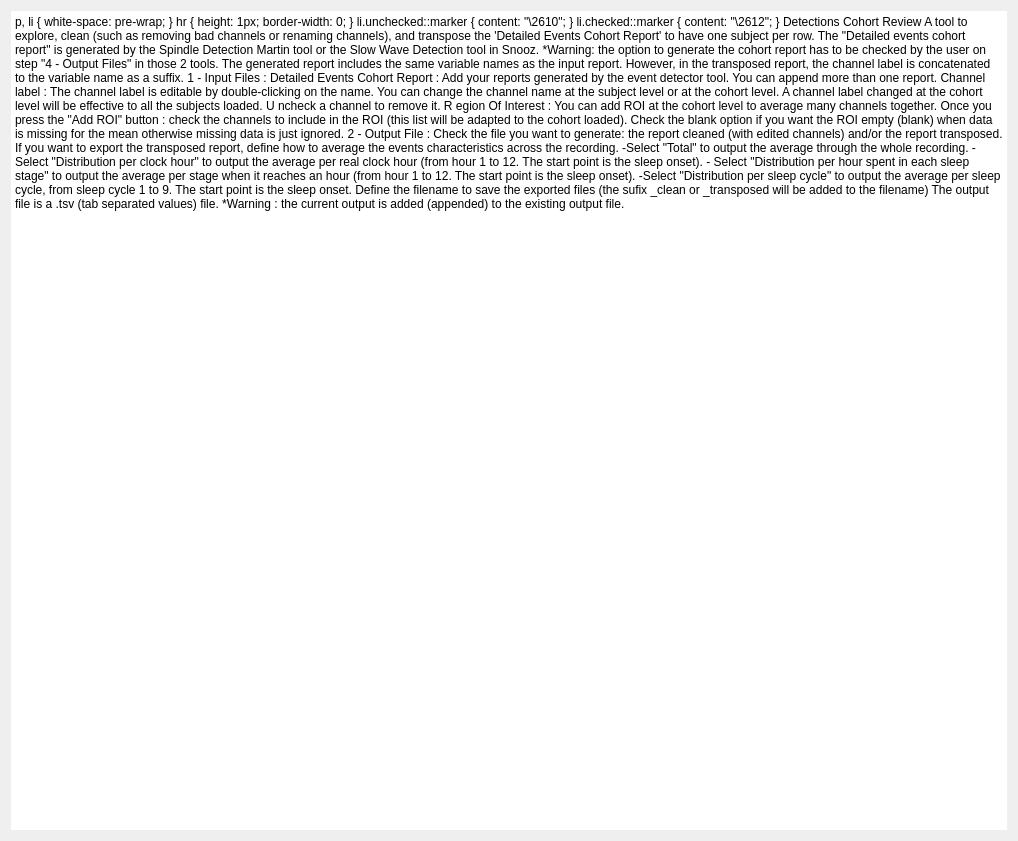
First picture: the form in tools/CEAMSTools/DetectionsCohortReview/IntroStep/Ui_IntroStep.ui, repository SnoozToolbox/snooz-package-ceams, before the edit.
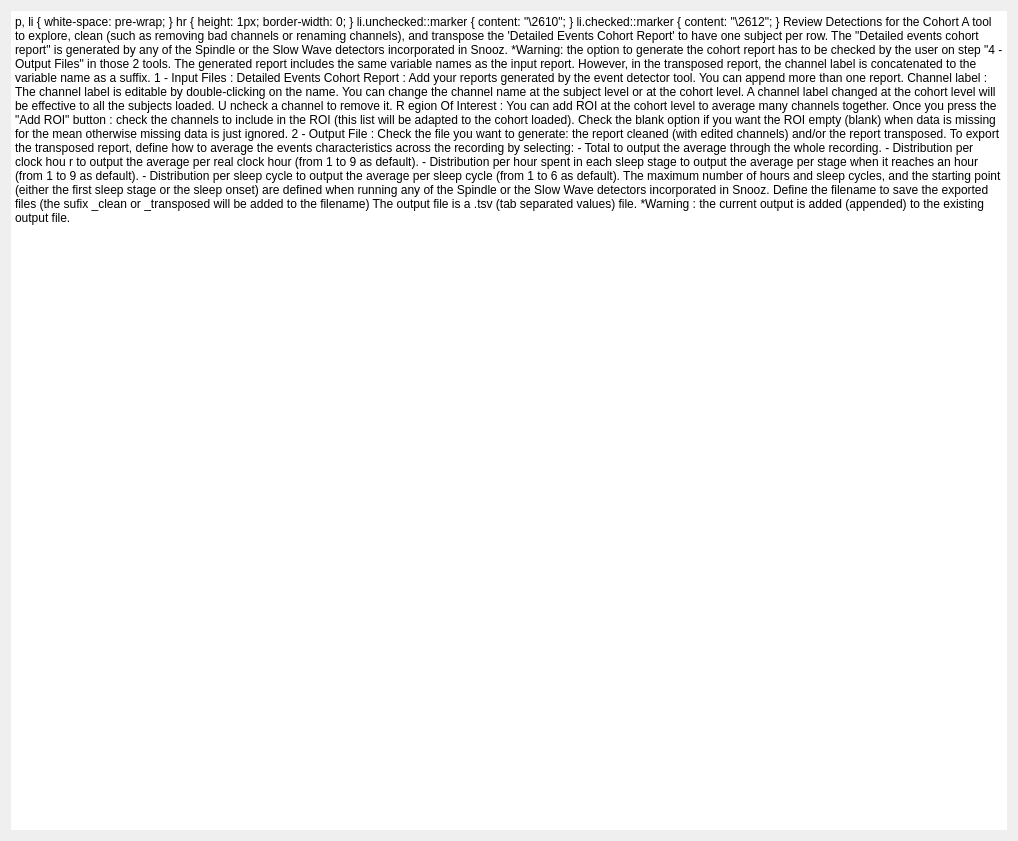
Second picture: the form after the edit.

```diff
--- a/tools/CEAMSTools/DetectionsCohortReview/IntroStep/Ui_IntroStep.ui
+++ b/tools/CEAMSTools/DetectionsCohortReview/IntroStep/Ui_IntroStep.ui
@@ -40,39 +40,44 @@
 li.checked::marker { content: &quot;\2612&quot;; }
 &lt;/style&gt;&lt;/head&gt;&lt;body style=&quot; font-family:'Roboto'; font-size:12pt; font-weight:400; font-style:normal;&quot;&gt;
 &lt;p style=&quot;-qt-paragraph-type:empty; margin-top:0px; margin-bottom:0px; margin-left:0px; margin-right:0px; -qt-block-indent:0; text-indent:0px;&quot;&gt;&lt;br /&gt;&lt;/p&gt;
-&lt;p style=&quot; margin-top:0px; margin-bottom:0px; margin-left:0px; margin-right:0px; -qt-block-indent:0; text-indent:0px;&quot;&gt;&lt;span style=&quot; font-weight:600;&quot;&gt;Detections Cohort Review&lt;/span&gt;&lt;/p&gt;
+&lt;p style=&quot; margin-top:0px; margin-bottom:0px; margin-left:0px; margin-right:0px; -qt-block-indent:0; text-indent:0px;&quot;&gt;&lt;span style=&quot; font-weight:600;&quot;&gt;Review Detections for the Cohort &lt;/span&gt;&lt;/p&gt;
 &lt;p style=&quot;-qt-paragraph-type:empty; margin-top:0px; margin-bottom:0px; margin-left:0px; margin-right:0px; -qt-block-indent:0; text-indent:0px; font-weight:600;&quot;&gt;&lt;br /&gt;&lt;/p&gt;
 &lt;p style=&quot; margin-top:0px; margin-bottom:0px; margin-left:0px; margin-right:0px; -qt-block-indent:0; text-indent:0px;&quot;&gt;A tool to explore, clean (such as removing bad channels or renaming channels), and transpose the 'Detailed Events Cohort Report' to have one subject per row.&lt;/p&gt;
 &lt;p style=&quot;-qt-paragraph-type:empty; margin-top:0px; margin-bottom:0px; margin-left:0px; margin-right:0px; -qt-block-indent:0; text-indent:0px;&quot;&gt;&lt;br /&gt;&lt;/p&gt;
-&lt;p style=&quot; margin-top:0px; margin-bottom:0px; margin-left:0px; margin-right:0px; -qt-block-indent:0; text-indent:0px;&quot;&gt;The &amp;quot;Detailed events cohort report&amp;quot; is generated by the Spindle Detection Martin tool or the Slow Wave Detection tool in Snooz.&lt;/p&gt;
+&lt;p style=&quot; margin-top:0px; margin-bottom:0px; margin-left:0px; margin-right:0px; -qt-block-indent:0; text-indent:0px;&quot;&gt;The &amp;quot;Detailed events cohort report&amp;quot; is generated by any of the Spindle or the Slow Wave detectors incorporated in Snooz.&lt;/p&gt;
 &lt;p style=&quot; margin-top:0px; margin-bottom:0px; margin-left:0px; margin-right:0px; -qt-block-indent:0; text-indent:0px;&quot;&gt;*Warning: the option to generate the cohort report has to be checked by the user on step &amp;quot;4 - Output Files&amp;quot; in those 2 tools.&lt;/p&gt;
 &lt;p style=&quot;-qt-paragraph-type:empty; margin-top:0px; margin-bottom:0px; margin-left:0px; margin-right:0px; -qt-block-indent:0; text-indent:0px;&quot;&gt;&lt;br /&gt;&lt;/p&gt;
 &lt;p style=&quot; margin-top:0px; margin-bottom:0px; margin-left:0px; margin-right:0px; -qt-block-indent:0; text-indent:0px;&quot;&gt;The generated report includes the same variable names as the input report. However, in the transposed report, the channel label is concatenated to the variable name as a suffix.&lt;/p&gt;
 &lt;p style=&quot;-qt-paragraph-type:empty; margin-top:0px; margin-bottom:0px; margin-left:0px; margin-right:0px; -qt-block-indent:0; text-indent:0px;&quot;&gt;&lt;br /&gt;&lt;/p&gt;
 &lt;p style=&quot; margin-top:0px; margin-bottom:0px; margin-left:0px; margin-right:0px; -qt-block-indent:0; text-indent:0px;&quot;&gt;&lt;span style=&quot; text-decoration: underline;&quot;&gt;1 - Input Files :&lt;/span&gt;&lt;/p&gt;
-&lt;p style=&quot; margin-top:0px; margin-bottom:0px; margin-left:0px; margin-right:0px; -qt-block-indent:0; text-indent:0px;&quot;&gt;Detailed Events Cohort Report : &lt;/p&gt;
-&lt;p style=&quot; margin-top:0px; margin-bottom:0px; margin-left:0px; margin-right:0px; -qt-block-indent:0; text-indent:0px;&quot;&gt;	Add your reports generated by the event detector tool.&lt;/p&gt;
-&lt;p style=&quot; margin-top:0px; margin-bottom:0px; margin-left:0px; margin-right:0px; -qt-block-indent:0; text-indent:0px;&quot;&gt;	You can append more than one report. &lt;/p&gt;
-&lt;p style=&quot; margin-top:0px; margin-bottom:0px; margin-left:0px; margin-right:0px; -qt-block-indent:0; text-indent:0px;&quot;&gt;Channel label : &lt;/p&gt;
-&lt;p style=&quot; margin-top:0px; margin-bottom:0px; margin-left:0px; margin-right:0px; -qt-block-indent:0; text-indent:0px;&quot;&gt;&lt;a name=&quot;docs-internal-guid-063424ec-7fff-f025-1e92-4c2d89e8c6df&quot;&gt;&lt;/a&gt;&lt;span style=&quot; font-family:'Arial'; color:#000000; background-color:transparent;&quot;&gt;	&lt;/span&gt;&lt;span style=&quot; font-family:'Arial'; color:#000000; background-color:transparent;&quot;&gt;The channel label is editable by double-clicking on the name.&lt;/span&gt;&lt;/p&gt;
-&lt;p style=&quot; margin-top:0px; margin-bottom:0px; margin-left:0px; margin-right:0px; -qt-block-indent:0; text-indent:0px;&quot;&gt;&lt;span style=&quot; font-family:'Arial'; color:#000000; background-color:transparent;&quot;&gt;	You can change the channel name at the subject level or at the cohort level.&lt;/span&gt;&lt;/p&gt;
-&lt;p style=&quot; margin-top:0px; margin-bottom:0px; margin-left:0px; margin-right:0px; -qt-block-indent:0; text-indent:0px; line-height:138%;&quot;&gt;&lt;span style=&quot; font-family:'Arial'; color:#000000; background-color:transparent;&quot;&gt;	A channel label changed at the cohort level will be effective to all the subjects loaded.&lt;br /&gt;	&lt;/span&gt;&lt;a name=&quot;docs-internal-guid-f4d620f5-7fff-c293-f18e-2502f4c333fa&quot;&gt;&lt;/a&gt;&lt;span style=&quot; font-family:'Arial'; color:#000000; background-color:transparent;&quot;&gt;U&lt;/span&gt;&lt;span style=&quot; font-family:'Arial'; color:#000000; background-color:transparent;&quot;&gt;ncheck a channel to remove it.&lt;/span&gt;&lt;/p&gt;
-&lt;p style=&quot; margin-top:0px; margin-bottom:0px; margin-left:0px; margin-right:0px; -qt-block-indent:0; text-indent:0px; line-height:138%;&quot;&gt;&lt;a name=&quot;docs-internal-guid-dddb6927-7fff-085b-95eb-f8ee0decd42b&quot;&gt;&lt;/a&gt;&lt;span style=&quot; font-family:'Arial'; color:#000000; background-color:transparent;&quot;&gt;R&lt;/span&gt;&lt;span style=&quot; font-family:'Arial'; color:#000000; background-color:transparent;&quot;&gt;egion Of Interest : &lt;/span&gt;&lt;/p&gt;
-&lt;p style=&quot; margin-top:0px; margin-bottom:0px; margin-left:0px; margin-right:0px; -qt-block-indent:0; text-indent:0px; line-height:138%;&quot;&gt;&lt;span style=&quot; font-family:'Arial'; color:#000000; background-color:transparent;&quot;&gt;	You can add ROI at the cohort level to average many channels together.&lt;/span&gt;&lt;/p&gt;
-&lt;p style=&quot; margin-top:0px; margin-bottom:0px; margin-left:0px; margin-right:0px; -qt-block-indent:0; text-indent:0px; line-height:138%;&quot;&gt;&lt;span style=&quot; font-family:'Arial'; color:#000000; background-color:transparent;&quot;&gt;	Once you press the &amp;quot;Add ROI&amp;quot; button : check the channels to include in the ROI (this list will be adapted to the cohort loaded).&lt;/span&gt;&lt;/p&gt;
-&lt;p style=&quot; margin-top:0px; margin-bottom:0px; margin-left:0px; margin-right:0px; -qt-block-indent:0; text-indent:0px; line-height:138%;&quot;&gt;&lt;a name=&quot;docs-internal-guid-845123fe-7fff-4892-4560-2e53be980bae&quot;&gt;&lt;/a&gt;&lt;span style=&quot; font-family:'Arial'; color:#000000; background-color:transparent;&quot;&gt;	&lt;/span&gt;&lt;span style=&quot; font-family:'Arial'; color:#000000; background-color:transparent;&quot;&gt;Check the blank option if you want the ROI empty (blank) when data is missing for the mean otherwise missing data is just ignored.&lt;/span&gt;&lt;/p&gt;
+&lt;p style=&quot;-qt-paragraph-type:empty; margin-top:0px; margin-bottom:0px; margin-left:0px; margin-right:0px; -qt-block-indent:0; text-indent:0px; text-decoration: underline;&quot;&gt;&lt;br /&gt;&lt;/p&gt;
+&lt;p style=&quot; margin-top:0px; margin-bottom:0px; margin-left:0px; margin-right:0px; -qt-block-indent:0; text-indent:0px;&quot;&gt;&lt;span style=&quot; font-weight:700;&quot;&gt;Detailed Events Cohort Report : &lt;/span&gt;&lt;/p&gt;
+&lt;p style=&quot; margin-top:0px; margin-bottom:0px; margin-left:0px; margin-right:0px; -qt-block-indent:0; text-indent:0px;&quot;&gt;Add your reports generated by the event detector tool.&lt;/p&gt;
+&lt;p style=&quot; margin-top:0px; margin-bottom:0px; margin-left:0px; margin-right:0px; -qt-block-indent:0; text-indent:0px;&quot;&gt;You can append more than one report. &lt;/p&gt;
+&lt;p style=&quot;-qt-paragraph-type:empty; margin-top:0px; margin-bottom:0px; margin-left:0px; margin-right:0px; -qt-block-indent:0; text-indent:0px;&quot;&gt;&lt;br /&gt;&lt;/p&gt;
+&lt;p style=&quot; margin-top:0px; margin-bottom:0px; margin-left:0px; margin-right:0px; -qt-block-indent:0; text-indent:0px;&quot;&gt;&lt;span style=&quot; font-weight:700;&quot;&gt;Channel label : &lt;/span&gt;&lt;/p&gt;
+&lt;p style=&quot; margin-top:0px; margin-bottom:0px; margin-left:0px; margin-right:0px; -qt-block-indent:0; text-indent:0px;&quot;&gt;&lt;span style=&quot; font-family:'Arial'; color:#000000; background-color:transparent;&quot;&gt;The channel label is editable by double-clicking on the name.&lt;/span&gt;&lt;/p&gt;
+&lt;p style=&quot; margin-top:0px; margin-bottom:0px; margin-left:0px; margin-right:0px; -qt-block-indent:0; text-indent:0px;&quot;&gt;&lt;span style=&quot; font-family:'Arial'; color:#000000; background-color:transparent;&quot;&gt;You can change the channel name at the subject level or at the cohort level.&lt;/span&gt;&lt;/p&gt;
+&lt;p style=&quot; margin-top:0px; margin-bottom:0px; margin-left:0px; margin-right:0px; -qt-block-indent:0; text-indent:0px; line-height:138%;&quot;&gt;&lt;span style=&quot; font-family:'Arial'; color:#000000; background-color:transparent;&quot;&gt;A channel label changed at the cohort level will be effective to all the subjects loaded.&lt;br /&gt;&lt;/span&gt;&lt;a name=&quot;docs-internal-guid-f4d620f5-7fff-c293-f18e-2502f4c333fa&quot;&gt;&lt;/a&gt;&lt;span style=&quot; font-family:'Arial'; color:#000000; background-color:transparent;&quot;&gt;U&lt;/span&gt;&lt;span style=&quot; font-family:'Arial'; color:#000000; background-color:transparent;&quot;&gt;ncheck a channel to remove it.&lt;/span&gt;&lt;/p&gt;
+&lt;p style=&quot;-qt-paragraph-type:empty; margin-top:0px; margin-bottom:0px; margin-left:0px; margin-right:0px; -qt-block-indent:0; text-indent:0px; line-height:138%; font-family:'Arial'; color:#000000;&quot;&gt;&lt;br /&gt;&lt;/p&gt;
+&lt;p style=&quot; margin-top:0px; margin-bottom:0px; margin-left:0px; margin-right:0px; -qt-block-indent:0; text-indent:0px; line-height:138%;&quot;&gt;&lt;a name=&quot;docs-internal-guid-dddb6927-7fff-085b-95eb-f8ee0decd42b&quot;&gt;&lt;/a&gt;&lt;span style=&quot; font-family:'Arial'; font-weight:700; color:#000000; background-color:transparent;&quot;&gt;R&lt;/span&gt;&lt;span style=&quot; font-family:'Arial'; font-weight:700; color:#000000; background-color:transparent;&quot;&gt;egion Of Interest : &lt;/span&gt;&lt;/p&gt;
+&lt;p style=&quot; margin-top:0px; margin-bottom:0px; margin-left:0px; margin-right:0px; -qt-block-indent:0; text-indent:0px; line-height:138%;&quot;&gt;&lt;span style=&quot; font-family:'Arial'; color:#000000; background-color:transparent;&quot;&gt;You can add ROI at the cohort level to average many channels together.&lt;/span&gt;&lt;/p&gt;
+&lt;p style=&quot; margin-top:0px; margin-bottom:0px; margin-left:0px; margin-right:0px; -qt-block-indent:0; text-indent:0px; line-height:138%;&quot;&gt;&lt;span style=&quot; font-family:'Arial'; color:#000000; background-color:transparent;&quot;&gt;Once you press the &amp;quot;Add ROI&amp;quot; button : check the channels to include in the ROI (this list will be adapted to the cohort loaded).&lt;/span&gt;&lt;/p&gt;
+&lt;p style=&quot; margin-top:0px; margin-bottom:0px; margin-left:0px; margin-right:0px; -qt-block-indent:0; text-indent:0px; line-height:138%;&quot;&gt;&lt;span style=&quot; font-family:'Arial'; color:#000000; background-color:transparent;&quot;&gt;Check the blank option if you want the ROI empty (blank) when data is missing for the mean otherwise missing data is just ignored.&lt;/span&gt;&lt;/p&gt;
 &lt;p style=&quot;-qt-paragraph-type:empty; margin-top:0px; margin-bottom:0px; margin-left:0px; margin-right:0px; -qt-block-indent:0; text-indent:0px;&quot;&gt;&lt;br /&gt;&lt;/p&gt;
 &lt;p style=&quot; margin-top:0px; margin-bottom:0px; margin-left:0px; margin-right:0px; -qt-block-indent:0; text-indent:0px;&quot;&gt;&lt;span style=&quot; text-decoration: underline;&quot;&gt;2 - Output File :&lt;/span&gt;&lt;/p&gt;
-&lt;p style=&quot; margin-top:0px; margin-bottom:0px; margin-left:0px; margin-right:0px; -qt-block-indent:0; text-indent:0px;&quot;&gt;	Check the file you want to generate: the report cleaned (with edited channels) and/or the report transposed. &lt;/p&gt;
 &lt;p style=&quot;-qt-paragraph-type:empty; margin-top:0px; margin-bottom:0px; margin-left:0px; margin-right:0px; -qt-block-indent:0; text-indent:0px; text-decoration: underline;&quot;&gt;&lt;br /&gt;&lt;/p&gt;
-&lt;p style=&quot; margin-top:0px; margin-bottom:0px; margin-left:0px; margin-right:0px; -qt-block-indent:0; text-indent:0px;&quot;&gt;	If you want to export the transposed report, define how to average the events characteristics across the recording.&lt;/p&gt;
-&lt;p style=&quot; margin-top:0px; margin-bottom:0px; margin-left:0px; margin-right:0px; -qt-block-indent:0; text-indent:0px;&quot;&gt;	-Select &amp;quot;Total&amp;quot; to output the average through the whole recording.&lt;/p&gt;
-&lt;p style=&quot; margin-top:0px; margin-bottom:0px; margin-left:0px; margin-right:0px; -qt-block-indent:0; text-indent:0px;&quot;&gt;	-Select &amp;quot;Distribution per clock hour&amp;quot; to output the average per real clock hour (from hour 1 to 12.  The start point is the sleep onset).&lt;/p&gt;
-&lt;p style=&quot; margin-top:0px; margin-bottom:0px; margin-left:0px; margin-right:0px; -qt-block-indent:0; text-indent:0px;&quot;&gt;	- Select &amp;quot;Distribution per hour spent in each sleep stage&amp;quot; to output the average per stage when it reaches an hour (from hour 1 to 12.  The start point is the sleep onset).&lt;/p&gt;
-&lt;p style=&quot; margin-top:0px; margin-bottom:0px; margin-left:0px; margin-right:0px; -qt-block-indent:0; text-indent:0px;&quot;&gt;	-Select &amp;quot;Distribution per sleep cycle&amp;quot; to output the average per sleep cycle, from sleep cycle 1 to 9.  The start point is the sleep onset.&lt;/p&gt;
-&lt;p style=&quot; margin-top:0px; margin-bottom:0px; margin-left:0px; margin-right:0px; -qt-block-indent:0; text-indent:0px;&quot;&gt;	Define the filename to save the exported files (the sufix _clean or _transposed will be added to the filename)&lt;/p&gt;
-&lt;p style=&quot; margin-top:0px; margin-bottom:0px; margin-left:0px; margin-right:0px; -qt-block-indent:0; text-indent:0px;&quot;&gt;	The output file is a .tsv (tab separated values) file. &lt;/p&gt;
-&lt;p style=&quot; margin-top:0px; margin-bottom:0px; margin-left:0px; margin-right:0px; -qt-block-indent:0; text-indent:0px;&quot;&gt;	*Warning : the current output is added (appended) to the existing output file.&lt;/p&gt;&lt;/body&gt;&lt;/html&gt;</string>
+&lt;p style=&quot; margin-top:0px; margin-bottom:0px; margin-left:0px; margin-right:0px; -qt-block-indent:0; text-indent:0px;&quot;&gt;Check the file you want to generate: the report cleaned (with edited channels) and/or the report transposed. &lt;/p&gt;
+&lt;p style=&quot;-qt-paragraph-type:empty; margin-top:0px; margin-bottom:0px; margin-left:0px; margin-right:0px; -qt-block-indent:0; text-indent:0px;&quot;&gt;&lt;br /&gt;&lt;/p&gt;
+&lt;p style=&quot; margin-top:0px; margin-bottom:0px; margin-left:0px; margin-right:0px; -qt-block-indent:0; text-indent:0px;&quot;&gt;To export the transposed report, define how to average the events characteristics across the recording by selecting: &lt;/p&gt;
+&lt;p style=&quot; margin-top:0px; margin-bottom:0px; margin-left:0px; margin-right:0px; -qt-block-indent:0; text-indent:0px;&quot;&gt;-&lt;span style=&quot; font-weight:700;&quot;&gt;Total&lt;/span&gt; to output the average through the whole recording.&lt;br /&gt;-&lt;span style=&quot; font-weight:700;&quot;&gt;Distribution per clock hou&lt;/span&gt;r to output the average per real clock hour (from 1 to 9 as default).&lt;/p&gt;
+&lt;p style=&quot; margin-top:0px; margin-bottom:0px; margin-left:0px; margin-right:0px; -qt-block-indent:0; text-indent:0px;&quot;&gt;-&lt;span style=&quot; font-weight:700;&quot;&gt;Distribution per hour spent in each sleep stage&lt;/span&gt; to output the average per stage when it reaches an hour (from 1 to 9 as default).&lt;/p&gt;
+&lt;p style=&quot; margin-top:0px; margin-bottom:0px; margin-left:0px; margin-right:0px; -qt-block-indent:0; text-indent:0px;&quot;&gt;-&lt;span style=&quot; font-weight:700;&quot;&gt;Distribution per sleep cycle &lt;/span&gt;to output the average per sleep cycle (from 1 to 6 as default).&lt;br /&gt;&lt;/p&gt;
+&lt;p style=&quot; margin-top:0px; margin-bottom:0px; margin-left:0px; margin-right:0px; -qt-block-indent:0; text-indent:0px;&quot;&gt;The maximum number of hours and sleep cycles, and the starting point (either the first sleep stage or the sleep onset) are defined when running any of the Spindle or the Slow Wave detectors incorporated in Snooz.&lt;/p&gt;
+&lt;p style=&quot;-qt-paragraph-type:empty; margin-top:0px; margin-bottom:0px; margin-left:0px; margin-right:0px; -qt-block-indent:0; text-indent:0px;&quot;&gt;&lt;br /&gt;&lt;/p&gt;
+&lt;p style=&quot; margin-top:0px; margin-bottom:0px; margin-left:0px; margin-right:0px; -qt-block-indent:0; text-indent:0px;&quot;&gt;Define the filename to save the exported files (the sufix _clean or _transposed will be added to the filename)&lt;/p&gt;
+&lt;p style=&quot; margin-top:0px; margin-bottom:0px; margin-left:0px; margin-right:0px; -qt-block-indent:0; text-indent:0px;&quot;&gt;The output file is a .tsv (tab separated values) file. &lt;/p&gt;
+&lt;p style=&quot; margin-top:0px; margin-bottom:0px; margin-left:0px; margin-right:0px; -qt-block-indent:0; text-indent:0px;&quot;&gt;*Warning : the current output is added (appended) to the existing output file.&lt;/p&gt;&lt;/body&gt;&lt;/html&gt;</string>
      </property>
     </widget>
    </item>
```
